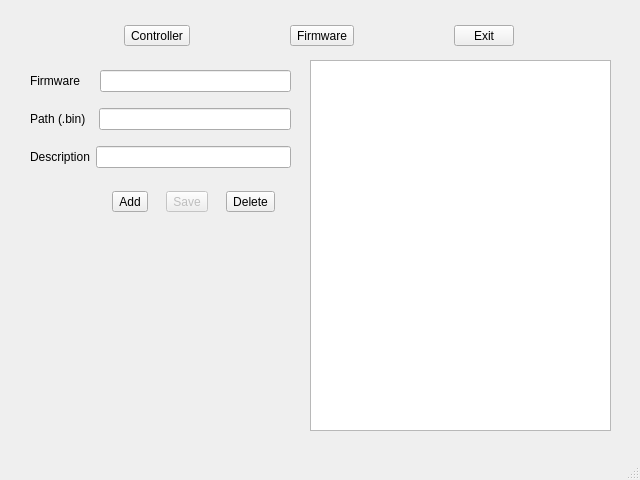
Before: the Qt Designer form src/ota_desktop/mainwindow.ui in bairdob/NodeMCU, drawn with Qt 5.
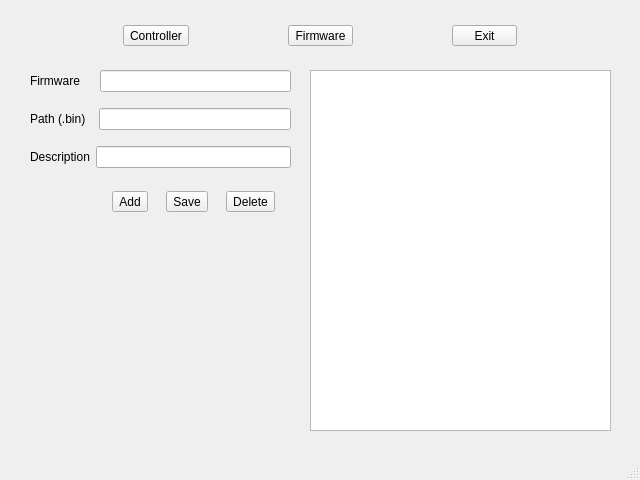
After: the same form once the commit is applied. The open tabs and pages were chosen to show the change.

```diff
--- a/src/ota_desktop/mainwindow.ui
+++ b/src/ota_desktop/mainwindow.ui
@@ -214,9 +214,9 @@
       <property name="geometry">
        <rect>
         <x>280</x>
-        <y>10</y>
+        <y>20</y>
         <width>301</width>
-        <height>371</height>
+        <height>361</height>
        </rect>
       </property>
      </widget>
@@ -335,7 +335,7 @@
        <item>
         <widget class="QToolButton" name="toolButtonFirmwareSave">
          <property name="enabled">
-          <bool>false</bool>
+          <bool>true</bool>
          </property>
          <property name="text">
           <string>Save</string>
@@ -373,7 +373,7 @@
        </property>
        <property name="minimumSize">
         <size>
-         <width>50</width>
+         <width>65</width>
          <height>0</height>
         </size>
        </property>
@@ -386,7 +386,7 @@
       <widget class="QToolButton" name="toolButtonFirmware">
        <property name="minimumSize">
         <size>
-         <width>50</width>
+         <width>65</width>
          <height>0</height>
         </size>
        </property>
@@ -399,7 +399,7 @@
       <widget class="QToolButton" name="toolButtonExit">
        <property name="minimumSize">
         <size>
-         <width>60</width>
+         <width>65</width>
          <height>0</height>
         </size>
        </property>
```
Left out of the diff: 17 changed lines with no effect on the pictures.
